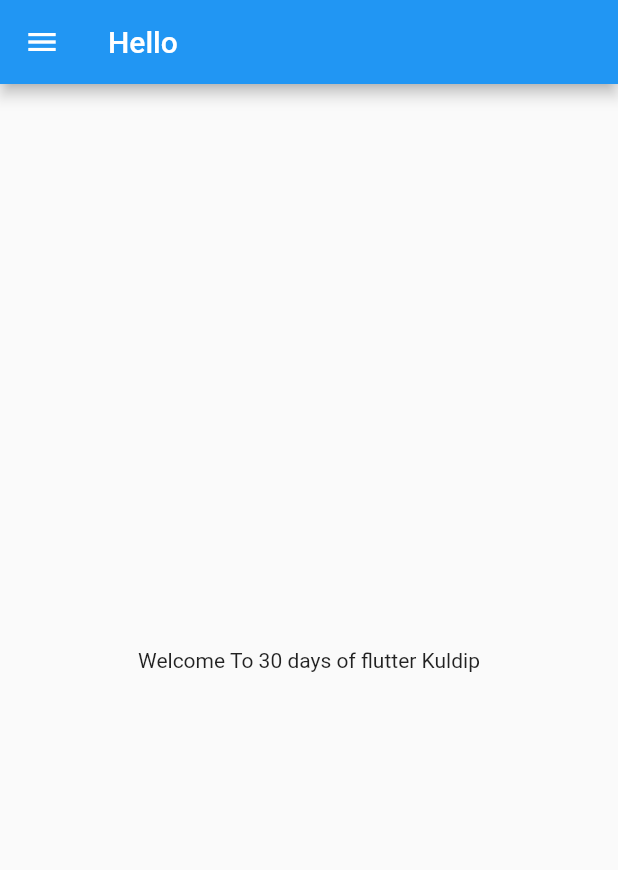
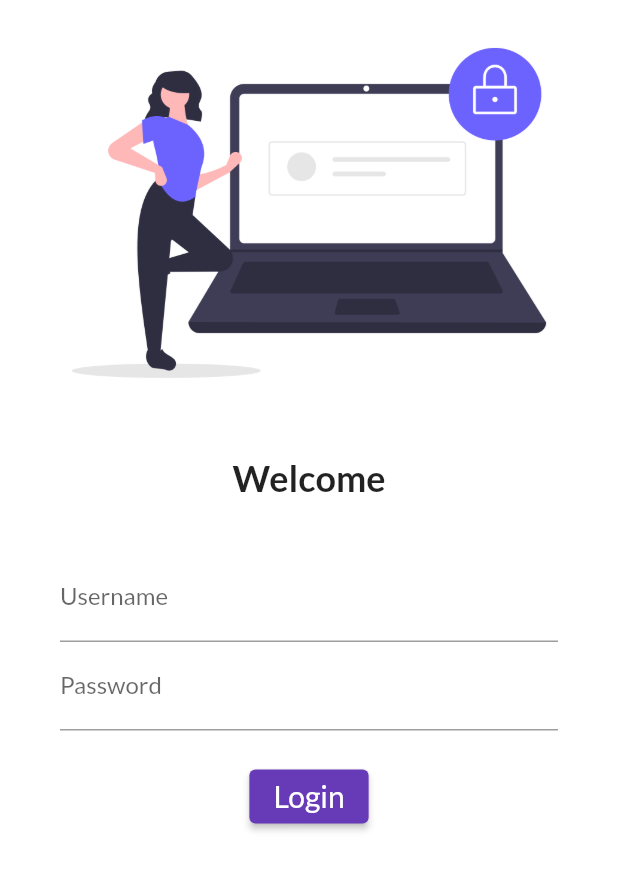
Before and after one commit to kuldip03/demo, a Flutter app: the screen it shows after launch, on a phone screen of 412 x 824 dp. Shown: the top 870 px of the screen. Run offline on Flutter 3.47's test engine with Material 2 defaults, Android fonts, the phone set to English and light mode, and no system bars; our stand-ins replace google_fonts.

Commit message:
day4 done

```diff
--- a/lib/main.dart
+++ b/lib/main.dart
@@ -1,5 +1,8 @@
+import 'package:flutter/material.dart';
 import 'package:demo/pages/home.dart';
-import 'package:flutter/material.dart';
+import 'package:google_fonts/google_fonts.dart';
+
+import 'pages/login.dart';
 
 void main() => runApp(MyApp());
 
@@ -8,9 +11,23 @@ class MyApp extends StatelessWidget {
 
   @override
   Widget build(BuildContext context) {
-    return const MaterialApp(
+    return MaterialApp(
       title: 'It Takes A String',
-      home: Home(),
+      themeMode: ThemeMode.light,
+      theme: ThemeData(
+        primarySwatch: Colors.deepPurple,
+        fontFamily: GoogleFonts.lato().fontFamily,
+      ),
+      darkTheme: ThemeData(
+        brightness: Brightness.dark,
+        primarySwatch: Colors.red,
+      ),
+      //home: Home(),
+      initialRoute: "/",
+      routes: {
+        "/": (context) => Login(),
+        "/home": (context) => Home(),
+      },
     );
   }
 }
--- /dev/null
+++ b/lib/pages/login.dart
@@ -0,0 +1,60 @@
+import 'package:flutter/material.dart';
+
+class Login extends StatelessWidget {
+  const Login({Key? key}) : super(key: key);
+
+  final int day = 30;
+  final String name = 'Kuldip';
+  //Go to undraw.co and download image
+  @override
+  Widget build(BuildContext context) {
+    return Material(
+      color: Colors.white,
+      child: Column(
+        children: [
+          Image.asset(
+            "assets/images/login_image.png",
+            fit: BoxFit.cover,
+          ),
+          const SizedBox(height: 20.0),
+          const Text(
+            'Welcome',
+            style: TextStyle(fontSize: 24, fontWeight: FontWeight.bold),
+          ),
+          const SizedBox(height: 20.0),
+          Padding(
+            padding:
+                const EdgeInsets.symmetric(vertical: 16.0, horizontal: 40.0),
+            child: Column(
+              children: [
+                TextFormField(
+                  decoration: const InputDecoration(
+                    hintText: "Enter Username",
+                    labelText: "Username",
+                  ),
+                ),
+                TextFormField(
+                  obscureText: true,
+                  decoration: const InputDecoration(
+                    hintText: "Enter Password",
+                    labelText: "Password",
+                  ),
+                ),
+                const SizedBox(
+                  height: 20.0,
+                ),
+                ElevatedButton(
+                  onPressed: () {
+                    print('Hello');
+                  },
+                  style: TextButton.styleFrom(),
+                  child: const Text('Login', style: TextStyle(fontSize: 20,),
+                )
+              ],
+            ),
+          )
+        ],
+      ),
+    );
+  }
+}
--- a/pubspec.yaml
+++ b/pubspec.yaml
@@ -35,8 +35,8 @@ dependencies:
   # Use with the CupertinoIcons class for iOS style icons.
   cupertino_icons: ^1.0.2
   http: ^0.13.4
-
   webview_flutter: ^3.0.4
+  google_fonts: ^2.1.0
 
 dev_dependencies:
   flutter_test:
@@ -61,8 +61,8 @@ flutter:
   uses-material-design: true
 
   # To add assets to your application, add an assets section, like this:
-  # assets:
-  #   - images/a_dot_burr.jpeg
+  assets:
+    - assets/images/
   #   - images/a_dot_ham.jpeg
 
   # An image asset can refer to one or more resolution-specific "variants", see
```
Also changed, not shown: assets/images/login_image.png (added), pubspec.lock, 1 other file.
